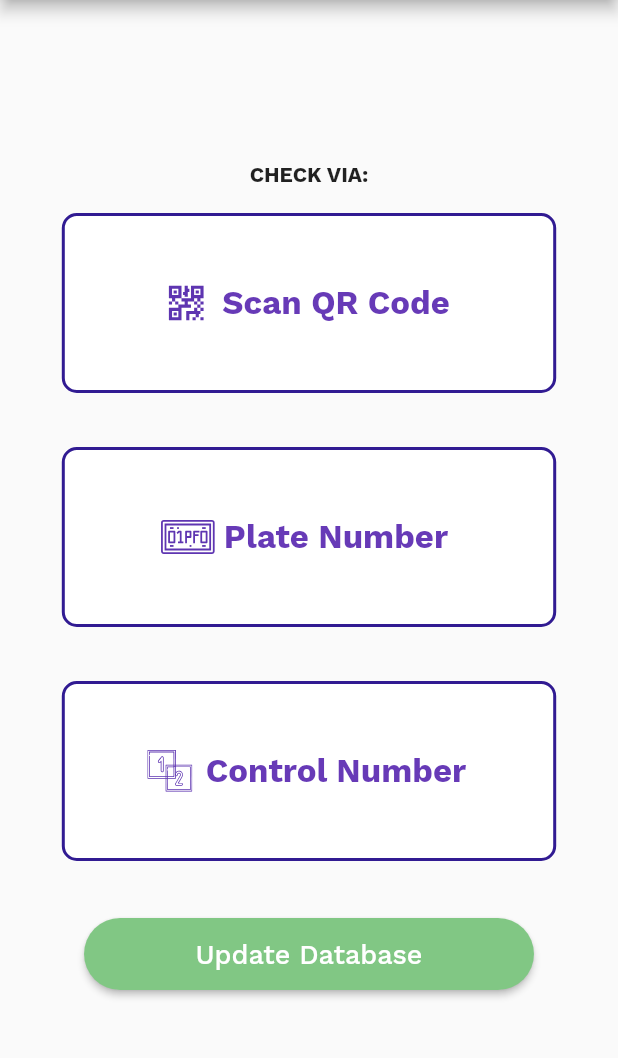
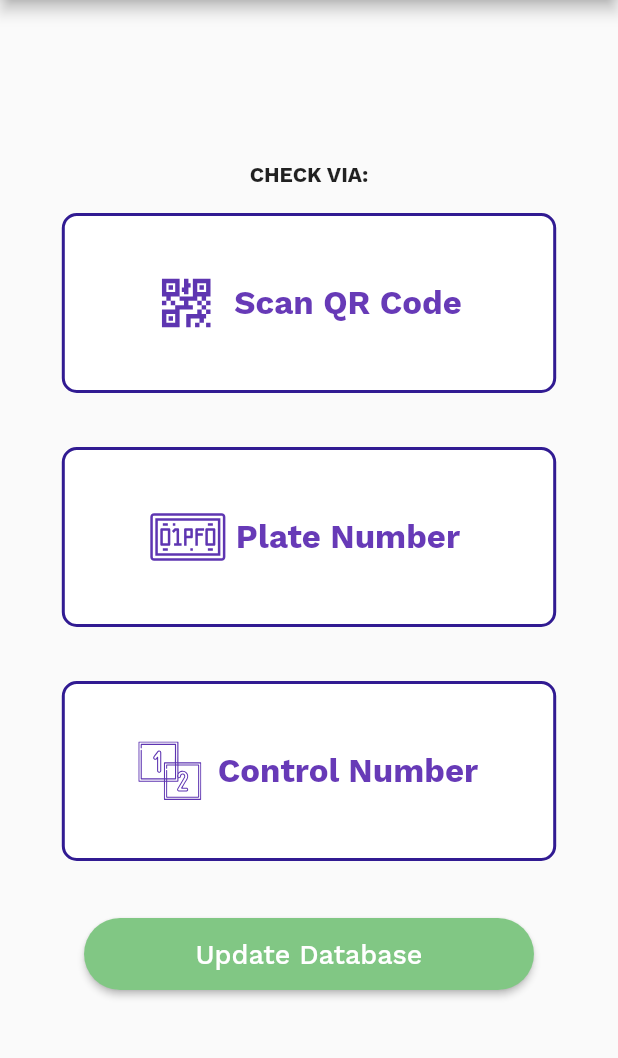
Before and after one commit to ginduc/rapidpass-checkpoint, a Flutter app: the MainMenuScreen screen opened by its route, on a phone screen of 412 x 824 dp, the part 84-1142 px from its top. Run offline on Flutter 3.47's test engine with Material 2 defaults, Android fonts, the phone set to English and light mode, and no system bars; our stand-ins replace audioplayers, convert, dio, flutter_linkify, flutter_secure_storage, flutter_spinkit and 11 more; missing offline and left inert: barcode_scan, device_id, imei_plugin, pointycastle, qrcode; accounts and stored records are empty; generated files the repository leaves out were written again.

Commit message:
make main menu icons bigger

```diff
--- a/lib/components/rapid_main_menu_button.dart
+++ b/lib/components/rapid_main_menu_button.dart
@@ -22,13 +22,14 @@ class RapidMainMenuButton extends StatefulWidget {
 class _RapidMainMenuButtonState extends State<RapidMainMenuButton> {
   Color _textColor = Colors.deepPurple, _backgroundColor = Colors.white;
   SvgPicture _svgPicture;
+  final double _svgPictureSize = 56.0;
 
   @override
   void initState() {
     super.initState();
     _textColor = Colors.deepPurple;
     _backgroundColor = Colors.white;
-    _svgPicture = SvgPicture.asset(widget.iconPath, width: 40.0);
+    _svgPicture = SvgPicture.asset(widget.iconPath, width: _svgPictureSize);
   }
 
   void _changeColor(bool value) {
@@ -36,11 +37,11 @@ class _RapidMainMenuButtonState extends State<RapidMainMenuButton> {
       if (value) {
         _textColor = Colors.white;
         _backgroundColor = deepPurple600;
-        _svgPicture = SvgPicture.asset(widget.iconPathInverted, width: 40.0);
+        _svgPicture = SvgPicture.asset(widget.iconPathInverted, width: _svgPictureSize);
       } else {
         _textColor = Colors.deepPurple;
         _backgroundColor = Colors.white;
-        _svgPicture = SvgPicture.asset(widget.iconPath, width: 40.0);
+        _svgPicture = SvgPicture.asset(widget.iconPath, width: _svgPictureSize);
       }
     });
   }
@@ -78,10 +79,6 @@ class _RapidMainMenuButtonState extends State<RapidMainMenuButton> {
                   child: Row(
                     mainAxisAlignment: MainAxisAlignment.center,
                     children: <Widget>[
-                      // Image(
-                      //   width: 40.0,
-                      //   image: AssetImage(widget.iconPath),
-                      // ),
                       _svgPicture,
                       Padding(
                         padding: const EdgeInsets.only(left: 4.0),
```
